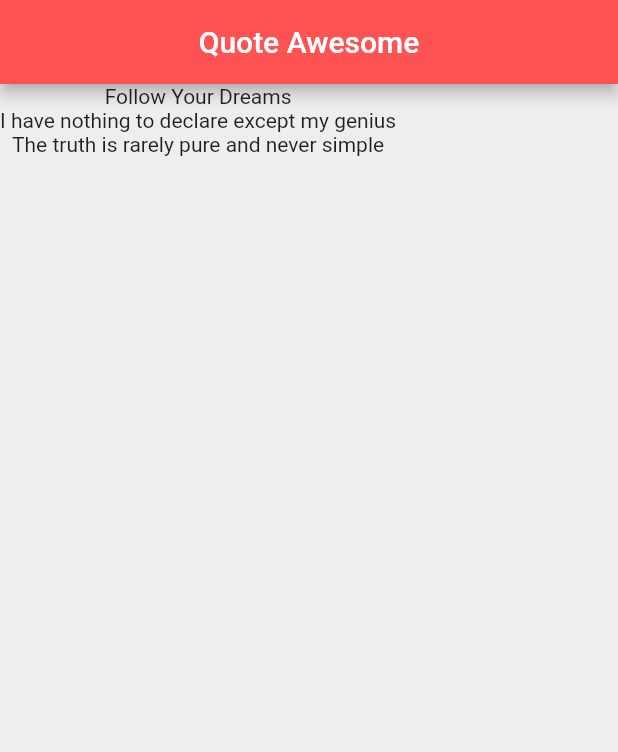
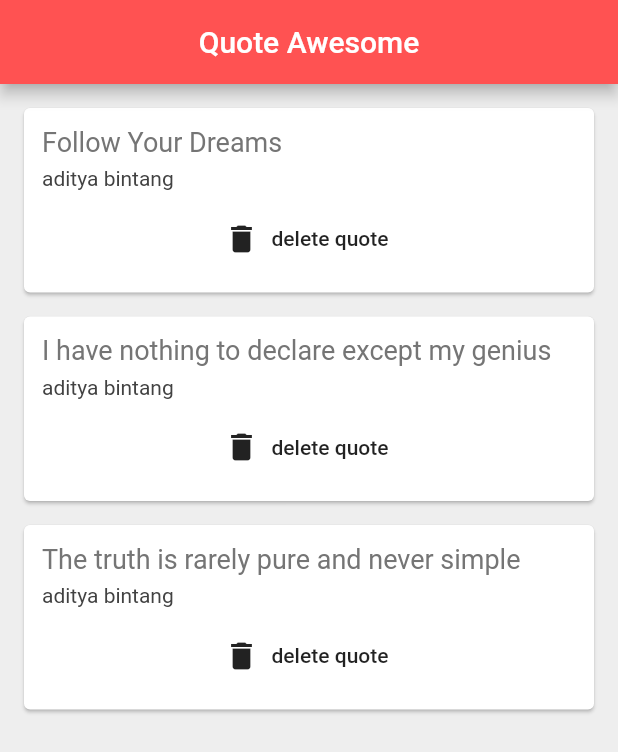
Before and after one commit to adityabintang/SimpleProfileApp, a Flutter app: the Quote screen opened directly, on a phone screen of 412 x 824 dp. Shown: the top 752 px of the screen. Run offline on Flutter 3.47's test engine with Material 2 defaults, Android fonts, the phone set to English and light mode, and no system bars.

Commit message:
Menambahkan file quote.dart dan juga membuat fungsi delete, membuat card pada class QuoteList

```diff
--- a/lib/main.dart
+++ b/lib/main.dart
@@ -1,5 +1,6 @@
 import 'package:flutter/cupertino.dart';
 import 'package:flutter/material.dart';
+import 'quote.dart';
 
 void main() {
   runApp(MaterialApp(
@@ -171,13 +172,54 @@ class _QouteListState extends State<QouteList> {
   }
 }
 
-class Quote extends StatelessWidget {
+class Quote extends StatefulWidget {
+  @override
+  _QuoteState createState() => _QuoteState();
+}
 
-  List<String> quotes = [
-    'Follow Your Dreams',
-    'I have nothing to declare except my genius',
-    'The truth is rarely pure and never simple'
+class _QuoteState extends State<Quote> {
+  List<QuoteList> quotes = [
+    QuoteList(author: 'aditya bintang', text: 'Follow Your Dreams'),
+    QuoteList(
+        author: 'aditya bintang',
+        text: 'I have nothing to declare except my genius'),
+    QuoteList(
+        author: 'aditya bintang',
+        text: 'The truth is rarely pure and never simple')
   ];
+
+  Widget quoteTemplate(quote) {
+    return Card(
+      margin: EdgeInsets.fromLTRB(16.0, 16.0, 16.0, 0.0),
+      child: Padding(
+        padding: const EdgeInsets.all(12.0),
+        child: Column(
+          crossAxisAlignment: CrossAxisAlignment.stretch,
+          children: <Widget>[
+            Text(
+              quote.text,
+              style: TextStyle(fontSize: 18.0, color: Colors.grey[600]),
+            ),
+            SizedBox(height: 6.0),
+            Text(
+              quote.author,
+              style: TextStyle(fontSize: 14.0, color: Colors.grey[800]),
+            ),
+            SizedBox(height: 8.0),
+            FlatButton.icon(
+              onPressed: () {
+                setState(() {
+                  quotes.remove(quote);
+                });
+              },
+              label: Text("delete quote"),
+              icon: Icon(Icons.delete),
+            )
+          ],
+        ),
+      ),
+    );
+  }
 
   @override
   Widget build(BuildContext context) {
@@ -189,9 +231,8 @@ class Quote extends StatelessWidget {
         backgroundColor: Colors.redAccent,
       ),
       body: Column(
-        children: quotes.map((quote) => Text(quote)).toList(),
+        children: quotes.map((quote) => quoteTemplate(quote)).toList(),
       ),
     );
-
   }
 }
--- a/lib/quote.dart
+++ b/lib/quote.dart
@@ -1,4 +1,8 @@
-class Quote {
+
+
+class QuoteList {
   String text = "";
   String author = "";
+
+  QuoteList({this.text = "", this.author = ""});
 }
```
